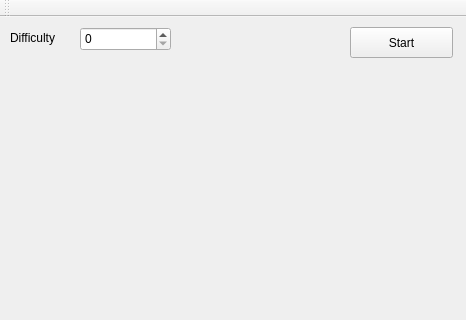
DeveloperPaul123/TicTacToeExample, file mainwindow.ui: the form before one commit; both pictures show x 0 to 466 and y 0 to 320 of the 466 by 503 pixel window.
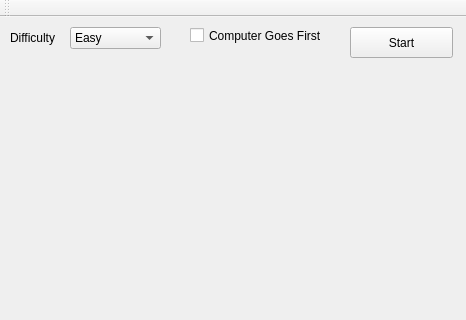
The form after the commit.

Commit message: Finished the game. Game should work now. Computer calculation is a bit slow.

Diff of the .ui file:
```diff
--- a/mainwindow.ui
+++ b/mainwindow.ui
@@ -27,16 +27,6 @@
      <string>Difficulty</string>
     </property>
    </widget>
-   <widget class="QSpinBox" name="spinBox">
-    <property name="geometry">
-     <rect>
-      <x>80</x>
-      <y>10</y>
-      <width>91</width>
-      <height>24</height>
-     </rect>
-    </property>
-   </widget>
    <widget class="QWidget" name="verticalLayoutWidget">
     <property name="geometry">
      <rect>
@@ -61,6 +51,49 @@
      <string>Start</string>
     </property>
    </widget>
+   <widget class="QCheckBox" name="checkBox">
+    <property name="geometry">
+     <rect>
+      <x>190</x>
+      <y>10</y>
+      <width>131</width>
+      <height>17</height>
+     </rect>
+    </property>
+    <property name="text">
+     <string>Computer Goes First</string>
+    </property>
+   </widget>
+   <widget class="QComboBox" name="comboBox">
+    <property name="geometry">
+     <rect>
+      <x>70</x>
+      <y>10</y>
+      <width>91</width>
+      <height>22</height>
+     </rect>
+    </property>
+    <item>
+     <property name="text">
+      <string>Easy</string>
+     </property>
+    </item>
+    <item>
+     <property name="text">
+      <string>Medium</string>
+     </property>
+    </item>
+    <item>
+     <property name="text">
+      <string>Hard</string>
+     </property>
+    </item>
+    <item>
+     <property name="text">
+      <string>Impossible</string>
+     </property>
+    </item>
+   </widget>
   </widget>
   <widget class="QMenuBar" name="menuBar">
    <property name="geometry">
```
Left out of the diff: 2 changed lines with no effect on the pictures. The commit also changes 4 other files.
